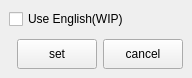
Old version of the form library/python/rs/gui/lang/lang.ui in the repository nakano000/Resolve_Script.
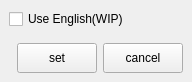
New version of the form.

```diff
--- a/library/python/rs/gui/lang/lang.ui
+++ b/library/python/rs/gui/lang/lang.ui
@@ -7,7 +7,7 @@
     <x>0</x>
     <y>0</y>
     <width>192</width>
-    <height>78</height>
+    <height>82</height>
    </rect>
   </property>
   <property name="windowTitle">
```
